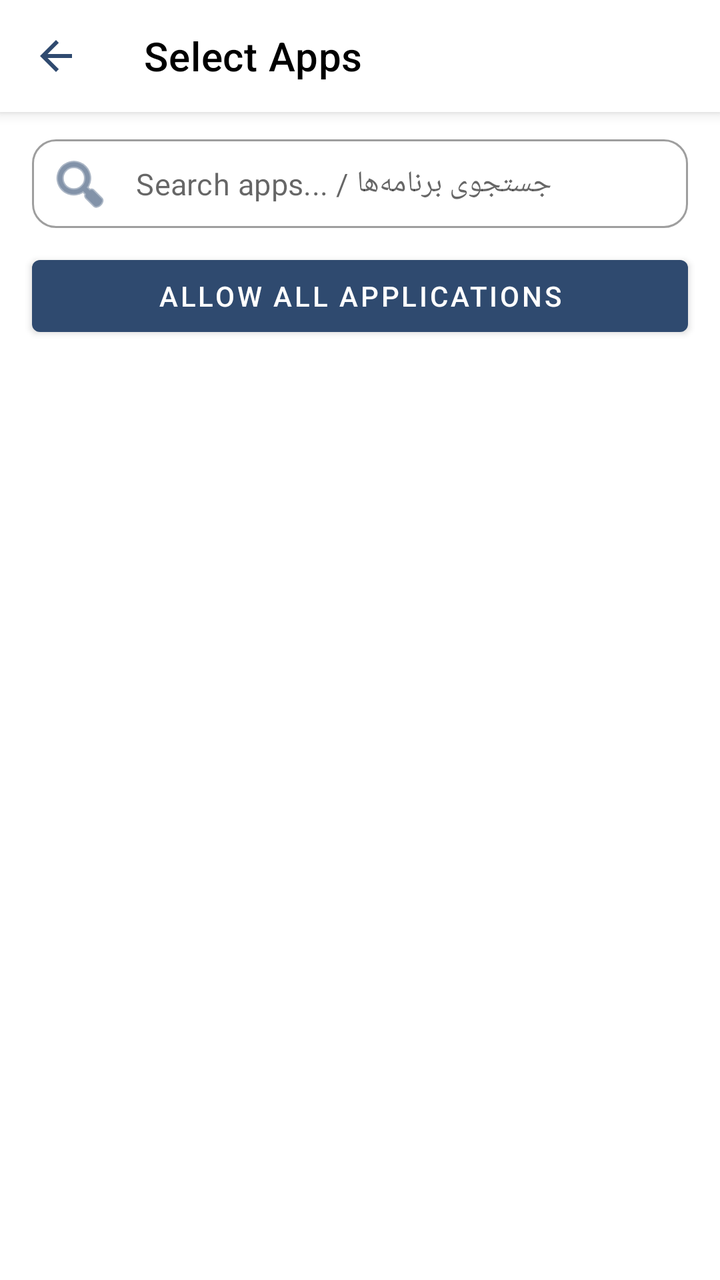
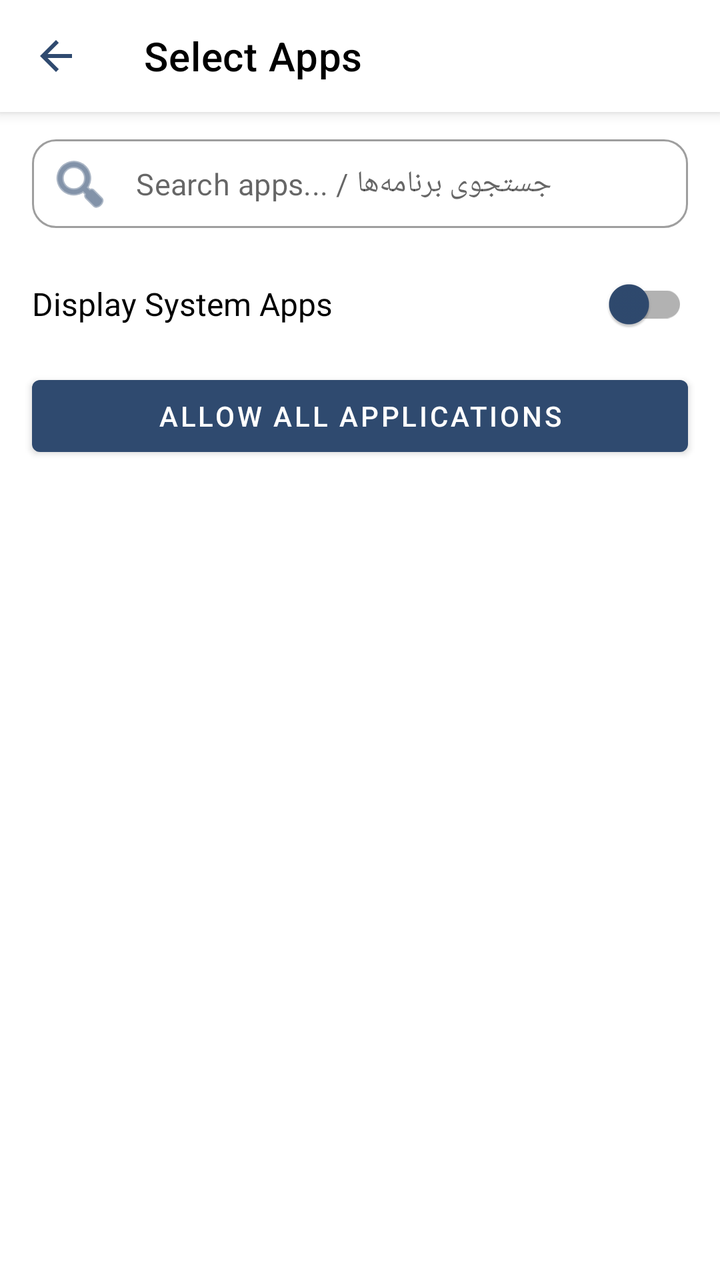

Compare the two renders of this Android layout. The source of the first and the diff that turns it into the second are given below.
<!-- AndroidManifest.xml: application theme Theme.Vaydns -->
<!-- res/layout/activity_app_selector.xml -->
<?xml version="1.0" encoding="utf-8"?>
<androidx.constraintlayout.widget.ConstraintLayout
    xmlns:android="http://schemas.android.com/apk/res/android"
    xmlns:app="http://schemas.android.com/apk/res-auto"
    android:id="@+id/main"
    android:layout_width="match_parent"
    android:layout_height="match_parent"
    android:background="?android:attr/windowBackground">

    <com.google.android.material.appbar.AppBarLayout
        android:id="@+id/appbar_layout"
        android:layout_width="match_parent"
        android:layout_height="wrap_content"
        android:background="?attr/colorSurface"
        android:elevation="4dp"
        app:layout_constraintTop_toTopOf="parent"
        app:layout_constraintStart_toStartOf="parent"
        app:layout_constraintEnd_toEndOf="parent">

        <com.google.android.material.appbar.MaterialToolbar
            android:id="@+id/toolbar_app_selector"
            android:layout_width="match_parent"
            android:layout_height="?attr/actionBarSize"
            app:title="Select Apps"
            app:titleTextColor="?attr/colorOnSurface"
            app:navigationIcon="?attr/homeAsUpIndicator"
            app:navigationIconTint="?attr/colorPrimary" />
    </com.google.android.material.appbar.AppBarLayout>

    <com.google.android.material.textfield.TextInputLayout
        android:id="@+id/search_layout"
        style="@style/Widget.MaterialComponents.TextInputLayout.OutlinedBox"
        android:layout_width="0dp"
        android:layout_height="wrap_content"
        android:layout_marginHorizontal="16dp"
        android:layout_marginTop="12dp"
        app:hintEnabled="false"
        app:startIconDrawable="@android:drawable/ic_menu_search"
        app:startIconTint="?attr/colorPrimary"
        app:boxCornerRadiusTopStart="12dp"
        app:boxCornerRadiusTopEnd="12dp"
        app:boxCornerRadiusBottomStart="12dp"
        app:boxCornerRadiusBottomEnd="12dp"
        app:layout_constraintTop_toBottomOf="@id/appbar_layout"
        app:layout_constraintStart_toStartOf="parent"
        app:layout_constraintEnd_toEndOf="parent">

        <com.google.android.material.textfield.TextInputEditText
            android:id="@+id/et_search_apps"
            android:layout_width="match_parent"
            android:layout_height="wrap_content"
            android:hint="Search apps... / جستجوی برنامه‌ها"
            android:inputType="text"
            android:maxLines="1"
            android:singleLine="true"
            android:paddingVertical="12dp"
            android:textSize="15sp"
            android:textColor="?attr/colorOnSurface"/>
    </com.google.android.material.textfield.TextInputLayout>

    <Button
        android:id="@+id/btn_toggle_all_apps"
        android:layout_width="match_parent"
        android:layout_height="wrap_content"
        android:layout_marginHorizontal="16dp"
        android:layout_marginTop="8dp"
        android:text="Allow All Applications"
        app:layout_constraintTop_toBottomOf="@id/search_layout"
        app:layout_constraintStart_toStartOf="parent"
        app:layout_constraintEnd_toEndOf="parent" />

    <androidx.recyclerview.widget.RecyclerView
        android:id="@+id/app_recycler_view"
        android:layout_width="0dp"
        android:layout_height="0dp"
        android:clipToPadding="false"
        android:paddingTop="8dp"
        android:paddingBottom="8dp"
        app:layout_constraintBottom_toBottomOf="parent"
        app:layout_constraintEnd_toEndOf="parent"
        app:layout_constraintStart_toStartOf="parent"
        app:layout_constraintTop_toBottomOf="@id/btn_toggle_all_apps" />

</androidx.constraintlayout.widget.ConstraintLayout>
<!-- resources referenced by this layout -->
<resources>
  <style name="Theme.Vaydns" parent="Theme.MaterialComponents.DayNight.NoActionBar">
          <item name="colorPrimary">#2F4A6F</item>
          <item name="colorPrimaryVariant">#1B2D44</item>
          <item name="colorOnPrimary">@android:color/white</item>
  
          <item name="materialAlertDialogTheme">@style/Theme.Vaydns.Dialog.Day</item>
  
          <item name="android:statusBarColor">@android:color/white</item>
          <item name="android:windowLightStatusBar">true</item>
      </style>
  <style name="Theme.Vaydns.Dialog.Day" parent="ThemeOverlay.MaterialComponents.MaterialAlertDialog">
          <item name="colorPrimary">#2F4A6F</item>
          <item name="colorControlActivated">#2F4A6F</item>
      </style>
</resources>

<!-- the commit's change to res/layout/activity_app_selector.xml (unified diff, before → after) -->
@@ -58,6 +58,22 @@
             android:textColor="?attr/colorOnSurface"/>
     </com.google.android.material.textfield.TextInputLayout>
 
+    <androidx.appcompat.widget.SwitchCompat
+        android:id="@+id/sw_display_system_apps"
+        android:layout_width="match_parent"
+        android:layout_height="wrap_content"
+        android:layout_marginHorizontal="16dp"
+        android:layout_marginTop="12dp"
+        android:text="Display System Apps"
+        android:textSize="16sp"
+        android:textColor="?attr/colorOnSurface"
+        app:thumbTint="?attr/colorPrimary"
+        android:checked="false"
+        app:layout_constraintTop_toBottomOf="@id/search_layout"
+        app:layout_constraintStart_toStartOf="parent"
+        app:layout_constraintEnd_toEndOf="parent" />
+
+    
     <Button
         android:id="@+id/btn_toggle_all_apps"
         android:layout_width="match_parent"
@@ -65,7 +81,7 @@
         android:layout_marginHorizontal="16dp"
         android:layout_marginTop="8dp"
         android:text="Allow All Applications"
-        app:layout_constraintTop_toBottomOf="@id/search_layout"
+        app:layout_constraintTop_toBottomOf="@id/sw_display_system_apps"
         app:layout_constraintStart_toStartOf="parent"
         app:layout_constraintEnd_toEndOf="parent" />
 
